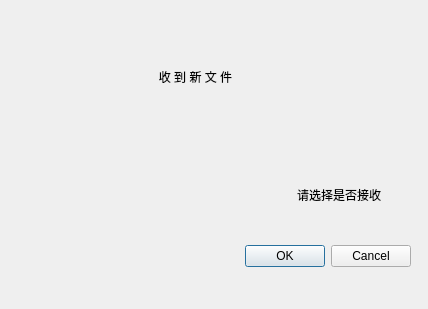
The window that zmclient/receivefile.ui (minghust/Mingssager) describes before a commit, drawn with Qt 5.
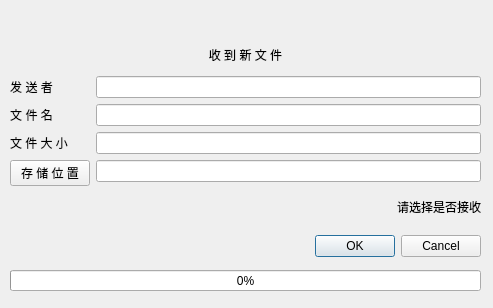
The same window after the commit.

Patch:
```diff
--- a/zmclient/receivefile.ui
+++ b/zmclient/receivefile.ui
@@ -6,8 +6,8 @@
    <rect>
     <x>0</x>
     <y>0</y>
-    <width>428</width>
-    <height>309</height>
+    <width>493</width>
+    <height>308</height>
    </rect>
   </property>
   <property name="windowTitle">
@@ -16,12 +16,15 @@
   <widget class="QDialogButtonBox" name="buttonBox">
    <property name="geometry">
     <rect>
-     <x>70</x>
-     <y>240</y>
+     <x>140</x>
+     <y>230</y>
      <width>341</width>
      <height>32</height>
     </rect>
    </property>
+   <property name="layoutDirection">
+    <enum>Qt::LeftToRight</enum>
+   </property>
    <property name="orientation">
     <enum>Qt::Horizontal</enum>
    </property>
@@ -33,9 +36,9 @@
    <property name="geometry">
     <rect>
      <x>10</x>
-     <y>50</y>
-     <width>371</width>
-     <height>171</height>
+     <y>40</y>
+     <width>471</width>
+     <height>181</height>
     </rect>
    </property>
    <layout class="QVBoxLayout" name="verticalLayout">
@@ -50,14 +53,57 @@
      </widget>
     </item>
     <item>
-     <widget class="QLabel" name="filename">
-      <property name="text">
-       <string/>
-      </property>
-      <property name="alignment">
-       <set>Qt::AlignCenter</set>
-      </property>
-     </widget>
+     <layout class="QFormLayout" name="formLayout">
+      <item row="0" column="0">
+       <widget class="QLabel" name="label_2">
+        <property name="text">
+         <string>发 送 者</string>
+        </property>
+        <property name="alignment">
+         <set>Qt::AlignCenter</set>
+        </property>
+       </widget>
+      </item>
+      <item row="1" column="0">
+       <widget class="QLabel" name="label_4">
+        <property name="text">
+         <string>文 件 名</string>
+        </property>
+        <property name="alignment">
+         <set>Qt::AlignCenter</set>
+        </property>
+       </widget>
+      </item>
+      <item row="2" column="0">
+       <widget class="QLabel" name="label_5">
+        <property name="text">
+         <string>文 件 大 小</string>
+        </property>
+        <property name="alignment">
+         <set>Qt::AlignCenter</set>
+        </property>
+       </widget>
+      </item>
+      <item row="0" column="1">
+       <widget class="QLineEdit" name="fromName"/>
+      </item>
+      <item row="1" column="1">
+       <widget class="QLineEdit" name="fileName"/>
+      </item>
+      <item row="2" column="1">
+       <widget class="QLineEdit" name="fileSize"/>
+      </item>
+      <item row="3" column="1">
+       <widget class="QLineEdit" name="storePos"/>
+      </item>
+      <item row="3" column="0">
+       <widget class="QPushButton" name="store">
+        <property name="text">
+         <string>存 储 位 置</string>
+        </property>
+       </widget>
+      </item>
+     </layout>
     </item>
     <item>
      <widget class="QLabel" name="label_3">
@@ -71,6 +117,19 @@
     </item>
    </layout>
   </widget>
+  <widget class="QProgressBar" name="progressBar">
+   <property name="geometry">
+    <rect>
+     <x>10</x>
+     <y>270</y>
+     <width>471</width>
+     <height>21</height>
+    </rect>
+   </property>
+   <property name="value">
+    <number>0</number>
+   </property>
+  </widget>
  </widget>
  <resources/>
  <connections>
```
